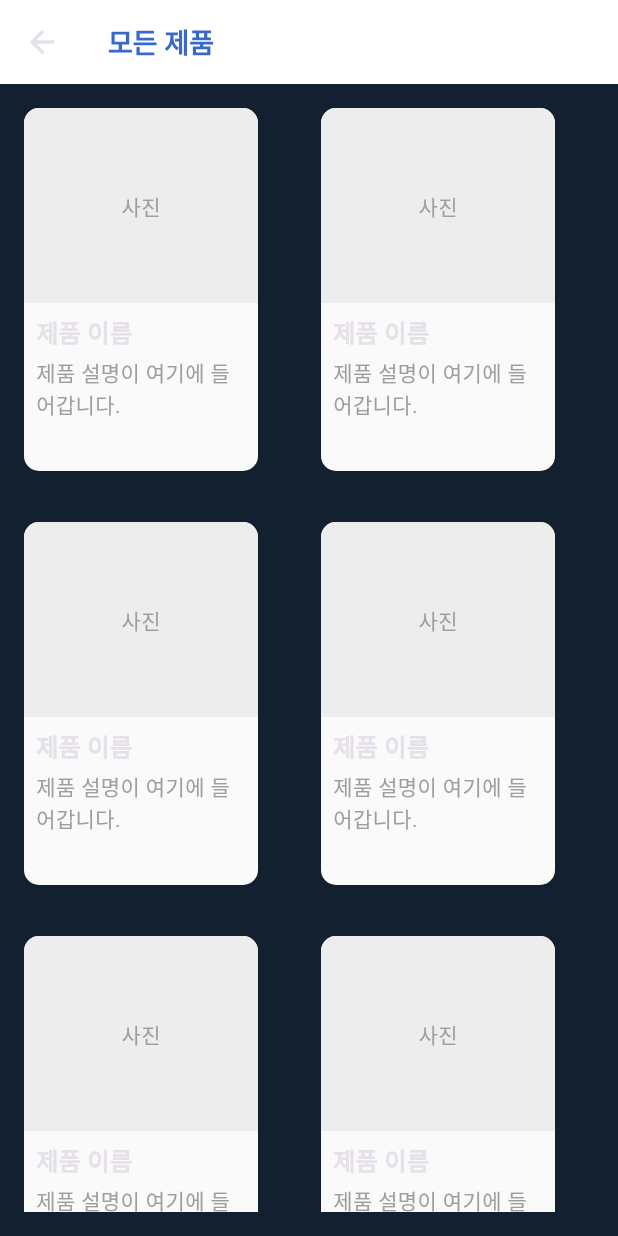
After one commit to 001014k/trading-platform, a Flutter app: the AllProductsPage screen opened directly, on a phone screen of 412 x 824 dp. The commit adds this screen. Run offline on Flutter 3.47's test engine with Material 3 defaults, Android fonts, the phone set to English and light mode, and no system bars; Roboto replaces fonts that are missing (DM Sans).

Commit message:
20241015 (제품 목록 모두보기 기능 추가 및 메인 페이지 검색창 최근 검색어 시각화 추가)

```diff
--- /dev/null
+++ b/lib/all_products_page.dart
@@ -0,0 +1,47 @@
+import 'package:flutter/material.dart';
+import 'main.dart';
+
+class AllProductsPage extends StatelessWidget {
+  @override
+  Widget build(BuildContext context) {
+    return Scaffold(
+      appBar: AppBar(
+        title: Text(
+          '모든 제품',
+          style: TextStyle(
+            color: Color(0xFF3669C9),
+            fontSize: 18,
+            fontFamily: 'DM Sans',
+            fontWeight: FontWeight.w700,
+          ),
+        ),
+        backgroundColor: Colors.white,
+      ),
+      body: Padding(
+        padding: const EdgeInsets.all(16.0),
+        child: LayoutBuilder(
+          builder: (context, constraints) {
+            return Column(
+              children: [
+                Expanded(
+                  child: GridView.builder(
+                    gridDelegate: SliverGridDelegateWithFixedCrossAxisCount(
+                      crossAxisCount: 2, // 한 줄에 두 개의 카드
+                      crossAxisSpacing: 16.0, // 카드 사이의 간격
+                      mainAxisSpacing: 16.0, // 카드 간의 간격
+                      childAspectRatio: 0.7, // 카드 비율 조정
+                    ),
+                    itemCount: 20, // 예시로 20개의 제품
+                    itemBuilder: (context, index) {
+                      return SkeletonProduct(); // 각 제품 카드
+                    },
+                  ),
+                ),
+              ],
+            );
+          },
+        ),
+      ),
+    );
+  }
+}
```
Also changed, not shown: lib/main.dart (+98 -6 lines).
